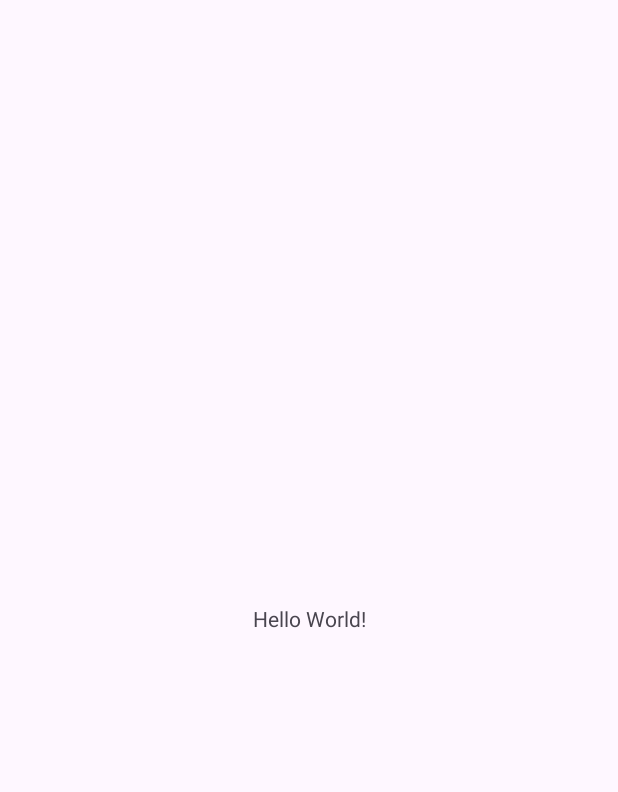
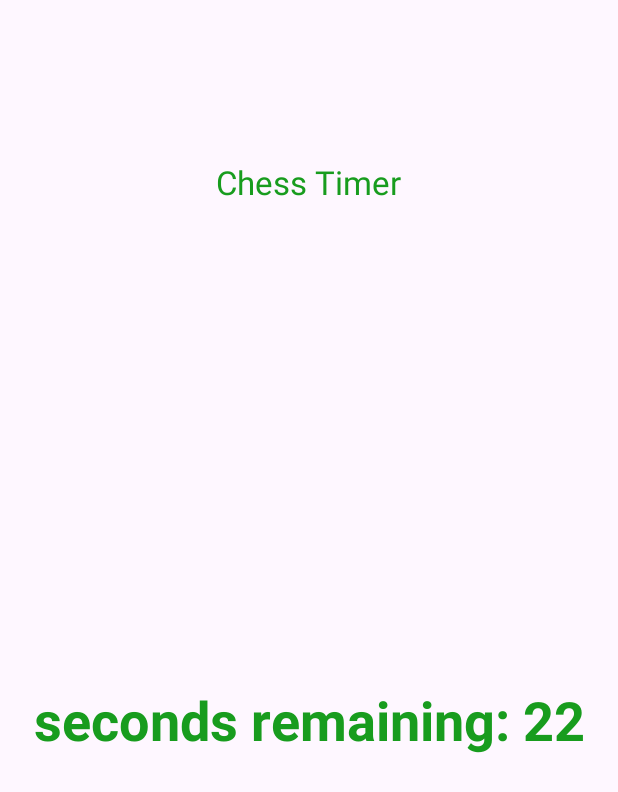
Before and after one commit to candlehand/coffeehouse, an Android app: the screen it shows after launch (MainActivity), on a phone screen of 412 x 824 dp. Before the commit the part shown is almost empty. Shown: the top 792 px of the screen. Run offline under Robolectric (Android 15) with nearby library versions, the phone set to English and light mode, and no system bars.

Commit message:
First draft of timer- working, no errors

```diff
--- a/coffeehouse/app/src/main/java/com/example/coffeehouse/MainActivity.kt
+++ b/coffeehouse/app/src/main/java/com/example/coffeehouse/MainActivity.kt
@@ -5,16 +5,38 @@ import androidx.activity.enableEdgeToEdge
 import androidx.appcompat.app.AppCompatActivity
 import androidx.core.view.ViewCompat
 import androidx.core.view.WindowInsetsCompat
+import android.os.CountDownTimer
+import android.widget.TextView
 
 class MainActivity : AppCompatActivity() {
+    lateinit var textView : TextView
     override fun onCreate(savedInstanceState: Bundle?) {
+
         super.onCreate(savedInstanceState)
         enableEdgeToEdge()
         setContentView(R.layout.activity_main)
-        ViewCompat.setOnApplyWindowInsetsListener(findViewById(R.id.main)) { v, insets ->
-            val systemBars = insets.getInsets(WindowInsetsCompat.Type.systemBars())
-            v.setPadding(systemBars.left, systemBars.top, systemBars.right, systemBars.bottom)
-            insets
-        }
+        textView = findViewById(R.id.textView)
+
+        // testing : (findViewById(R.id.main) -> (findViewById(R.id.textView)
+        //ViewCompat.setOnApplyWindowInsetsListener(findViewById(R.id.textView)) { v, insets ->
+        //    val systemBars = insets.getInsets(WindowInsetsCompat.Type.systemBars())
+        //    v.setPadding(systemBars.left, systemBars.top, systemBars.right, systemBars.bottom)
+        //    insets
+        //}
+
+
+        // Timer object, 600000 = 10 mins 1 = 1 millisecond
+        object : CountDownTimer(30000, 1000) {
+
+            // Callback function triggered regularly
+            override fun onTick(millisUntilFinished: Long) {
+                textView.text = "seconds remaining: " + millisUntilFinished / 1000
+            }
+
+            // fires when the time is up
+            override fun onFinish() {
+                textView.text = "Done!"
+            }
+        }.start()
     }
 }
--- a/coffeehouse/app/src/main/res/layout/activity_main.xml
+++ b/coffeehouse/app/src/main/res/layout/activity_main.xml
@@ -1,5 +1,6 @@
 <?xml version="1.0" encoding="utf-8"?>
-<androidx.constraintlayout.widget.ConstraintLayout xmlns:android="http://schemas.android.com/apk/res/android"
+<androidx.constraintlayout.widget.ConstraintLayout
+    xmlns:android="http://schemas.android.com/apk/res/android"
     xmlns:app="http://schemas.android.com/apk/res-auto"
     xmlns:tools="http://schemas.android.com/tools"
     android:id="@+id/main"
@@ -8,12 +9,34 @@
     tools:context=".MainActivity">
 
     <TextView
+        android:id="@+id/gfg"
         android:layout_width="wrap_content"
         android:layout_height="wrap_content"
-        android:text="Hello World!"
+        android:text="@string/title"
+        android:textColor="#189C1E"
+        android:textSize="22sp"
+        app:layout_constraintBottom_toBottomOf="parent"
+        app:layout_constraintHorizontal_bias="0.498"
+        app:layout_constraintLeft_toLeftOf="parent"
+        app:layout_constraintRight_toRightOf="parent"
+        app:layout_constraintTop_toTopOf="parent"
+        app:layout_constraintVertical_bias="0.134" />
+
+    <TextView
+        android:id="@+id/textView"
+        android:layout_width="0dp"
+        android:layout_height="0dp"
+        android:background="?android:attr/detailsElementBackground"
+        android:gravity="center_horizontal|center_vertical"
+        android:text="@string/TextView"
+        android:textColor="#189C1E"
+        android:textSize="36sp"
+        android:textStyle="bold"
         app:layout_constraintBottom_toBottomOf="parent"
         app:layout_constraintEnd_toEndOf="parent"
+        app:layout_constraintHorizontal_bias="0.0"
         app:layout_constraintStart_toStartOf="parent"
-        app:layout_constraintTop_toTopOf="parent" />
+        app:layout_constraintTop_toBottomOf="@+id/gfg"
+        app:layout_constraintVertical_bias="0.0" />
 
 </androidx.constraintlayout.widget.ConstraintLayout>
--- a/coffeehouse/app/src/main/res/values/strings.xml
+++ b/coffeehouse/app/src/main/res/values/strings.xml
@@ -1,3 +1,5 @@
 <resources>
     <string name="app_name">Coffeehouse</string>
+    <string name="title">Chess Timer</string>
+    <string name="TextView">TextView</string>
 </resources>
```
